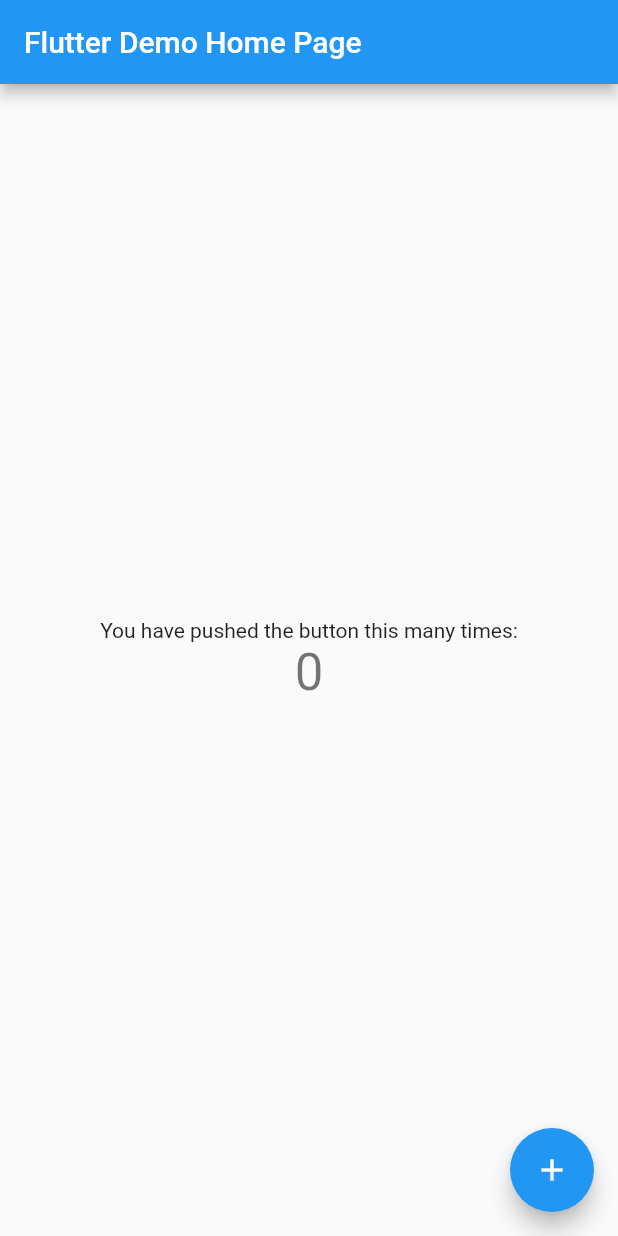
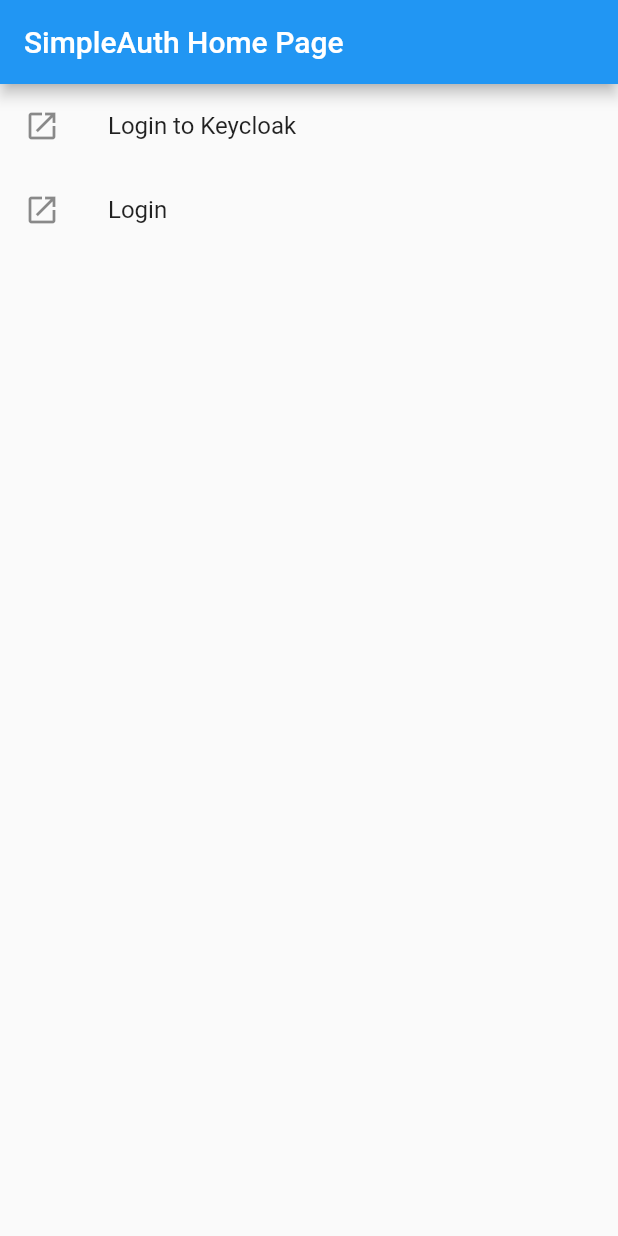
Before and after one commit to macneib/rusty_firecracker, a Flutter app: the screen it shows after launch, on a phone screen of 412 x 824 dp. Run offline on Flutter 3.47's test engine with Material 2 defaults, Android fonts, the phone set to English and light mode, and no system bars; missing offline and left inert: simple_auth, simple_auth_flutter.

Commit message:
auth might be working

```diff
--- /dev/null
+++ b/lib/keycloak.dart
@@ -0,0 +1,17 @@
+import 'package:simple_auth/simple_auth.dart';
+import "package:http/http.dart" as http;
+
+class KeycloakConfig extends OAuthApi {
+  KeycloakConfig(String identifier, String clientId, String clientSecret,
+      String authorizationUrl, String tokenUrl, String redirectUrl,
+      {List<String> scopes,
+      http.Client client,
+      Converter converter,
+      AuthStorage authStorage})
+      : super(identifier, clientId, clientSecret, authorizationUrl, tokenUrl,
+            redirectUrl,
+            client: client,
+            scopes: scopes,
+            converter: converter,
+            authStorage: authStorage);
+}
--- a/lib/main.dart
+++ b/lib/main.dart
@@ -1,26 +1,35 @@
+import 'dart:async';
+import 'dart:convert';
+
 import 'package:flutter/material.dart';
+import 'package:simple_auth/simple_auth.dart' as simpleAuth;
+import 'package:simple_auth_flutter/simple_auth_flutter.dart';
+// import 'package:simple_auth_flutter_example/api_definitions/youtubeApi.dart';
+import 'package:rusty_firecracker/keycloak.dart';
+import 'package:http/http.dart' as http;
 
-void main() => runApp(MyApp());
+void main() => runApp(new MyApp());
 
-class MyApp extends StatelessWidget {
-  // This widget is the root of your application.
+class MyApp extends StatefulWidget {
+  @override
+  _MyAppState createState() => new _MyAppState();
+}
+
+class _MyAppState extends State<MyApp> {
+  @override
+  initState() {
+    super.initState();
+    SimpleAuthFlutter.init(context);
+  }
+
   @override
   Widget build(BuildContext context) {
-    return MaterialApp(
-      title: 'Flutter Demo',
-      theme: ThemeData(
-        // This is the theme of your application.
-        //
-        // Try running your application with "flutter run". You'll see the
-        // application has a blue toolbar. Then, without quitting the app, try
-        // changing the primarySwatch below to Colors.green and then invoke
-        // "hot reload" (press "r" in the console where you ran "flutter run",
-        // or simply save your changes to "hot reload" in a Flutter IDE).
-        // Notice that the counter didn't reset back to zero; the application
-        // is not restarted.
+    return new MaterialApp(
+      title: 'SimpleAuth Demo',
+      theme: new ThemeData(
         primarySwatch: Colors.blue,
       ),
-      home: MyHomePage(title: 'Flutter Demo Home Page'),
+      home: new MyHomePage(title: 'SimpleAuth Home Page'),
     );
   }
 }
@@ -40,72 +49,167 @@ class MyHomePage extends StatefulWidget {
   final String title;
 
   @override
-  _MyHomePageState createState() => _MyHomePageState();
+  _MyHomePageState createState() => new _MyHomePageState();
 }
 
 class _MyHomePageState extends State<MyHomePage> {
-  int _counter = 0;
 
-  void _incrementCounter() {
-    setState(() {
-      // This call to setState tells the Flutter framework that something has
-      // changed in this State, which causes it to rerun the build method below
-      // so that the display can reflect the updated values. If we changed
-      // _counter without calling setState(), then the build method would not be
-      // called again, and so nothing would appear to happen.
-      _counter++;
-    });
-  }
 
+// final KeycloakConfig keycloakApi = new KeycloakConfig(
+      // "identifier",
+      // "client-id",
+      // "client-secret",
+      // "tokenURL",
+      // "authURL",
+//       "com.me.myapp://redirect",
+//       scopes: ["openid"]);
+
+
+  final simpleAuth.AmazonApi amazonApi = new simpleAuth.AmazonApi(
+      "amazon",
+      "amzn1.application-oa2-client.848f75b20206455097cde6b63ca53dec",
+      "759db00c1a71fe308d55ce42387c510af8337a5b3aa402a835b77dc552766c3a",
+      "http://localhost",
+      scopes: ["clouddrive:read", "clouddrive:write"]);
+
+
+
+  // final youtubeApi = new YoutubeApi("Youtube");
   @override
   Widget build(BuildContext context) {
+    SimpleAuthFlutter.context = context;
+
+
     // This method is rerun every time setState is called, for instance as done
     // by the _incrementCounter method above.
     //
     // The Flutter framework has been optimized to make rerunning build methods
     // fast, so that you can just rebuild anything that needs updating rather
     // than having to individually change instances of widgets.
-    return Scaffold(
-      appBar: AppBar(
+    return new Scaffold(
+      appBar: new AppBar(
         // Here we take the value from the MyHomePage object that was created by
         // the App.build method, and use it to set our appbar title.
-        title: Text(widget.title),
+        title: new Text(widget.title),
       ),
-      body: Center(
-        // Center is a layout widget. It takes a single child and positions it
-        // in the middle of the parent.
-        child: Column(
-          // Column is also layout widget. It takes a list of children and
-          // arranges them vertically. By default, it sizes itself to fit its
-          // children horizontally, and tries to be as tall as its parent.
-          //
-          // Invoke "debug painting" (press "p" in the console, choose the
-          // "Toggle Debug Paint" action from the Flutter Inspector in Android
-          // Studio, or the "Toggle Debug Paint" command in Visual Studio Code)
-          // to see the wireframe for each widget.
-          //
-          // Column has various properties to control how it sizes itself and
-          // how it positions its children. Here we use mainAxisAlignment to
-          // center the children vertically; the main axis here is the vertical
-          // axis because Columns are vertical (the cross axis would be
-          // horizontal).
-          mainAxisAlignment: MainAxisAlignment.center,
-          children: <Widget>[
-            Text(
-              'You have pushed the button this many times:',
-            ),
-            Text(
-              '$_counter',
-              style: Theme.of(context).textTheme.display1,
-            ),
-          ],
-        ),
+      body: ListView(
+        children: <Widget>[
+           ListTile(
+            leading: Icon(Icons.launch),
+            title: Text('Login to Keycloak'),
+            onTap: () {
+              login(keycloakApi);
+            },
+          ),
+           ListTile(
+            leading: Icon(Icons.launch),
+            title: Text('Login'),
+            onTap: () {
+              login(amazonApi);
+            },
+          ),
+
+        ],
       ),
-      floatingActionButton: FloatingActionButton(
-        onPressed: _incrementCounter,
-        tooltip: 'Increment',
-        child: Icon(Icons.add),
-      ), // This trailing comma makes auto-formatting nicer for build methods.
     );
   }
+
+  void showError(dynamic ex) {
+    showMessage(ex.toString());
+  }
+
+  void showMessage(String text) {
+    var alert = new AlertDialog(content: new Text(text), actions: <Widget>[
+      new FlatButton(
+          child: const Text("Ok"),
+          onPressed: () {
+            Navigator.pop(context);
+          })
+    ]);
+    showDialog(context: context, builder: (BuildContext context) => alert);
+  }
+
+  void login(simpleAuth.AuthenticatedApi api) async {
+    try {
+      var success = await api.authenticate();
+      showMessage("Logged in success: $success");
+    } catch (e) {
+      showError(e);
+    }
+  }
+
+  void logout(simpleAuth.AuthenticatedApi api) async {
+    await api.logOut();
+    showMessage("Logged out");
+  }
 }
+
+
+class KeycloakAuth {
+  KeycloakAuth._privateConstructor();
+
+  static final KeycloakAuth _instance = KeycloakAuth._privateConstructor();
+
+  static KeycloakAuth get instance {
+    return _instance;
+  }
+
+  // ignore: non_constant_identifier_names
+  final KeycloakConfig KC_OAuth = new KeycloakConfig(
+      "identifier",
+      "client-id",
+      "client-secret",
+      "tokenURL",
+      "authURL",
+      "com.me.myapp://redirect",
+      scopes: ["openid"]);
+
+  Future<http.Response> logout() async {
+    KC_OAuth.logOut();
+    final response = await KC_OAuth.httpClient.get(
+        'endSessionEndpoint');
+    return response;
+  }
+
+  Map<String, String> getAuthHeaders() {
+    return {'Authorization': 'Bearer ${KC_OAuth.currentOauthAccount.token}'};
+  }
+
+  Future<KeycloakUser> getKeycloakUser() async {
+    final response = await http.get(
+        "userInfoEndpoint",
+        headers: getAuthHeaders());
+    if (response.statusCode == 200) {
+      return KeycloakUser.fromJson(json.decode(response.body));
+    } else
+      return null;
+  }
+}
+
+class KeycloakUser {
+  String _sub;
+  bool _emailVerified;
+  String _name;
+  String _preferredUsername;
+  String _givenName;
+  String _familyName;
+  String _email;
+
+  KeycloakUser.fromJson(Map<String, dynamic> parsedJson) {
+    _sub = parsedJson['sub'];
+    _emailVerified = parsedJson['email_verified'];
+    _name = parsedJson['name'];
+    _preferredUsername = parsedJson['preferred_username'];
+    _givenName = parsedJson['given_name'];
+    _familyName = parsedJson['family_name'];
+    _email = parsedJson['email'];
+  }
+
+  String get sub => _sub;
+  bool get emailVerified => _emailVerified;
+  String get name => _name;
+  String get preferredUsername => _preferredUsername;
+  String get givenName => _givenName;
+  String get familyName => _familyName;
+  String get email => _email;
+}
--- a/pubspec.yaml
+++ b/pubspec.yaml
@@ -23,6 +23,10 @@ dependencies:
   # The following adds the Cupertino Icons font to your application.
   # Use with the CupertinoIcons class for iOS style icons.
   cupertino_icons: ^0.1.2
+  simple_auth:
+  simple_auth_flutter:
+  http:
+  dio: 2.1.0
 
 dev_dependencies:
   flutter_test:
```
Also changed, not shown: pubspec.lock, 1 other file.
